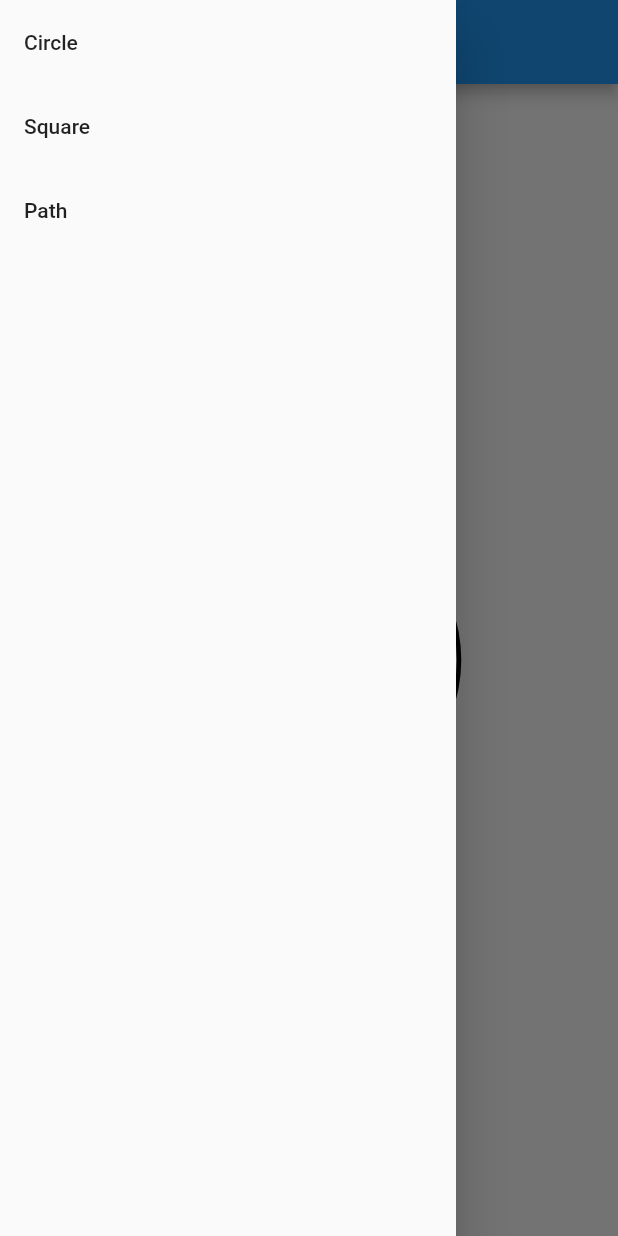
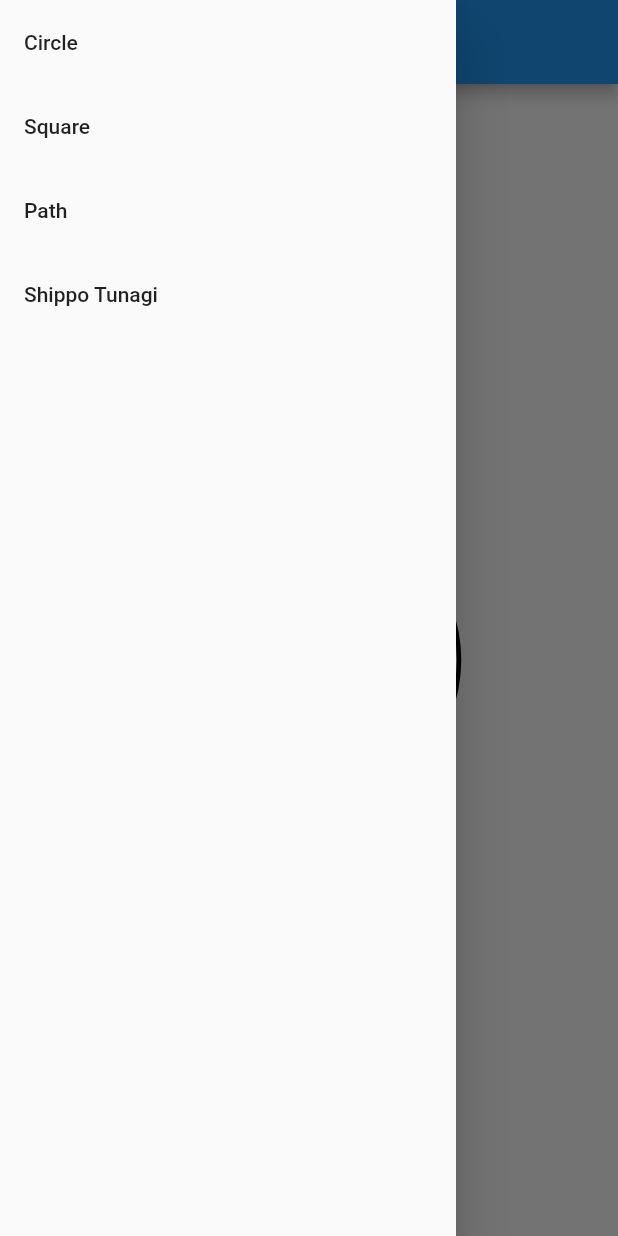
Before and after one commit to tnantoka/moyo, a Flutter app: the screen it shows after launch, with the side drawer open, on a phone screen of 412 x 824 dp. Run offline on Flutter 3.47's test engine with Material 2 defaults, Android fonts, the phone set to English and light mode, and no system bars.

Commit message:
Add shippo tunagi

```diff
--- a/lib/main.dart
+++ b/lib/main.dart
@@ -2,6 +2,7 @@ import 'package:flutter/material.dart';
 
 import 'circle_widget.dart';
 import 'path_widget.dart';
+import 'shippo_widget.dart';
 import 'square_widget.dart';
 
 void main() => runApp(MyApp());
@@ -29,6 +30,7 @@ class _MyHomePageState extends State<MyHomePage> {
     'Circle',
     'Square',
     'Path',
+    'Shippo Tunagi',
   ];
 
   Widget _buildBody() {
@@ -42,6 +44,9 @@ class _MyHomePageState extends State<MyHomePage> {
       case 2:
         return PathWidget();
         break;
+      case 3:
+        return ShippoWidget();
+        break;
       default:
         return Container();
     }
@@ -50,7 +55,7 @@ class _MyHomePageState extends State<MyHomePage> {
   @override
   Widget build(BuildContext context) {
     return Scaffold(
-      appBar: AppBar(title: Text(title)),
+      appBar: AppBar(title: Text('Moyo - ${_widgets[index]}')),
       body: _buildBody(),
       drawer: Drawer(
         child: ListView(
--- /dev/null
+++ b/web/lib/app/circle_widget.dart
@@ -0,0 +1,28 @@
+import 'package:flutter_web/material.dart';
+
+class CircleWidget extends StatelessWidget {
+  @override
+  Widget build(BuildContext context) {
+    return Container(
+      child: Center(
+        child: CustomPaint(painter: _MyPainter()),
+      ),
+    );
+  }
+}
+
+class _MyPainter extends CustomPainter {
+  @override
+  bool shouldRepaint(_MyPainter oldDelegate) {
+    return false;
+  }
+
+  @override
+  void paint(Canvas canvas, Size size) {
+    final Paint stroke = Paint()
+      ..color = Colors.black
+      ..style = PaintingStyle.stroke
+      ..strokeWidth = 3;
+    canvas.drawCircle(const Offset(0, 0), 100, stroke);
+  }
+}
--- a/web/lib/app/main.dart
+++ b/web/lib/app/main.dart
@@ -1,7 +1,9 @@
 import 'package:flutter_web/material.dart';
 
-import 'circle.dart';
-import 'square.dart';
+import 'circle_widget.dart';
+import 'path_widget.dart';
+import 'shippo_widget.dart';
+import 'square_widget.dart';
 
 void main() => runApp(MyApp());
 
@@ -27,15 +29,23 @@ class _MyHomePageState extends State<MyHomePage> {
   final List<String> _widgets = <String>[
     'Circle',
     'Square',
+    'Path',
+    'Shippo Tunagi',
   ];
 
   Widget _buildBody() {
     switch (index) {
       case 0:
-        return Circle();
+        return CircleWidget();
         break;
       case 1:
-        return Square();
+        return SquareWidget();
+        break;
+      case 2:
+        return PathWidget();
+        break;
+      case 3:
+        return ShippoWidget();
         break;
       default:
         return Container();
@@ -45,7 +55,7 @@ class _MyHomePageState extends State<MyHomePage> {
   @override
   Widget build(BuildContext context) {
     return Scaffold(
-      appBar: AppBar(title: Text(title)),
+      appBar: AppBar(title: Text('Moyo - ${_widgets[index]}')),
       body: _buildBody(),
       drawer: Drawer(
         child: ListView(
--- a/web/lib/app/square.dart
+++ b/web/lib/app/square_widget.dart
@@ -1,6 +1,6 @@
 import 'package:flutter_web/material.dart';
 
-class Square extends StatelessWidget {
+class SquareWidget extends StatelessWidget {
   @override
   Widget build(BuildContext context) {
     return Container(
```
Also changed, not shown: lib/shippo_widget.dart (added, +61 -0 lines), web/lib/app/path_widget.dart (renamed from web/lib/app/circle.dart, +13 -3 lines), web/lib/app/shippo_widget.dart (added, +61 -0 lines), example.png (added), 3 other files.
